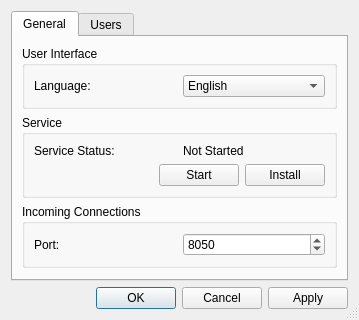
First picture: the form in source/host/ui/host_config_dialog.ui, repository dchapyshev/aspia, before the edit.
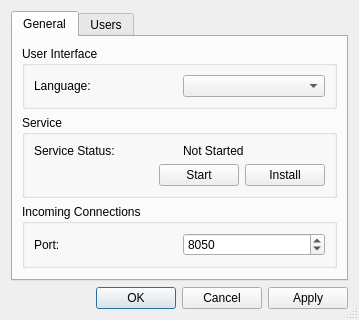
Second picture: the form after the edit. Icons and pictures are not drawn.

What changed in the file:
```diff
--- a/source/host/ui/host_config_dialog.ui
+++ b/source/host/ui/host_config_dialog.ui
@@ -45,13 +45,7 @@
            </widget>
           </item>
           <item>
-           <widget class="QComboBox" name="combobox_language">
-            <item>
-             <property name="text">
-              <string>English</string>
-             </property>
-            </item>
-           </widget>
+           <widget class="QComboBox" name="combobox_language"/>
           </item>
          </layout>
         </widget>
```
